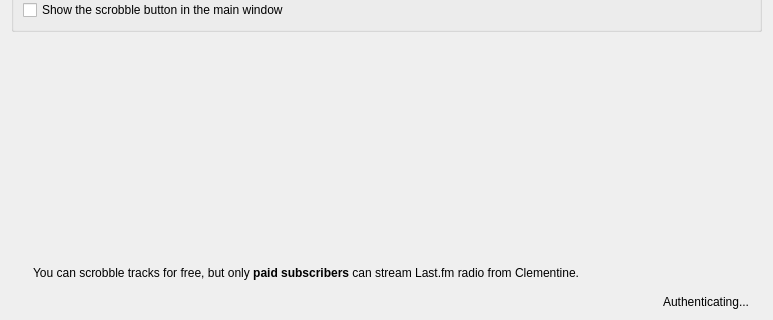
Before: the Qt Designer form src/radio/lastfmconfig.ui in clementine-player/Clementine, drawn with Qt 5; both pictures show x 0 to 773 and y 235 to 555 of the 773 by 555 pixel window.
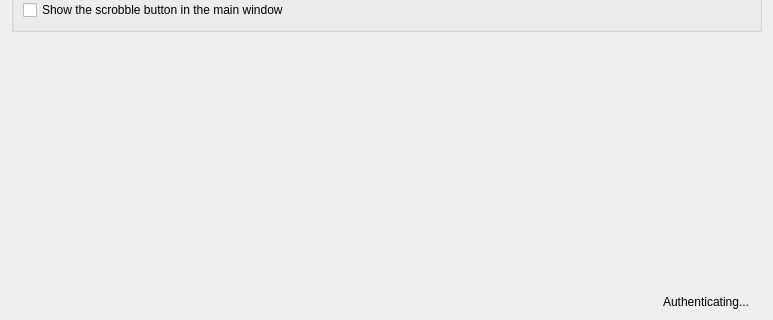
After: the same form once the commit is applied. Custom widgets are drawn as their Qt base class.

Commit message: Add warning about not being able to play last.fm radio if not a subscriber.

Patch:
```diff
--- a/src/radio/lastfmconfig.ui
+++ b/src/radio/lastfmconfig.ui
@@ -186,10 +186,7 @@
        </widget>
       </item>
       <item>
-       <widget class="QLabel" name="label_7">
-        <property name="text">
-         <string>You can scrobble tracks for free, but only &lt;span style=&quot; font-weight:600;&quot;&gt;paid subscribers&lt;/span&gt; can stream Last.fm radio from Clementine.</string>
-        </property>
+       <widget class="QLabel" name="subscriber_warning">
         <property name="wordWrap">
          <bool>true</bool>
         </property>
```
The commit also changes 55 other files.
